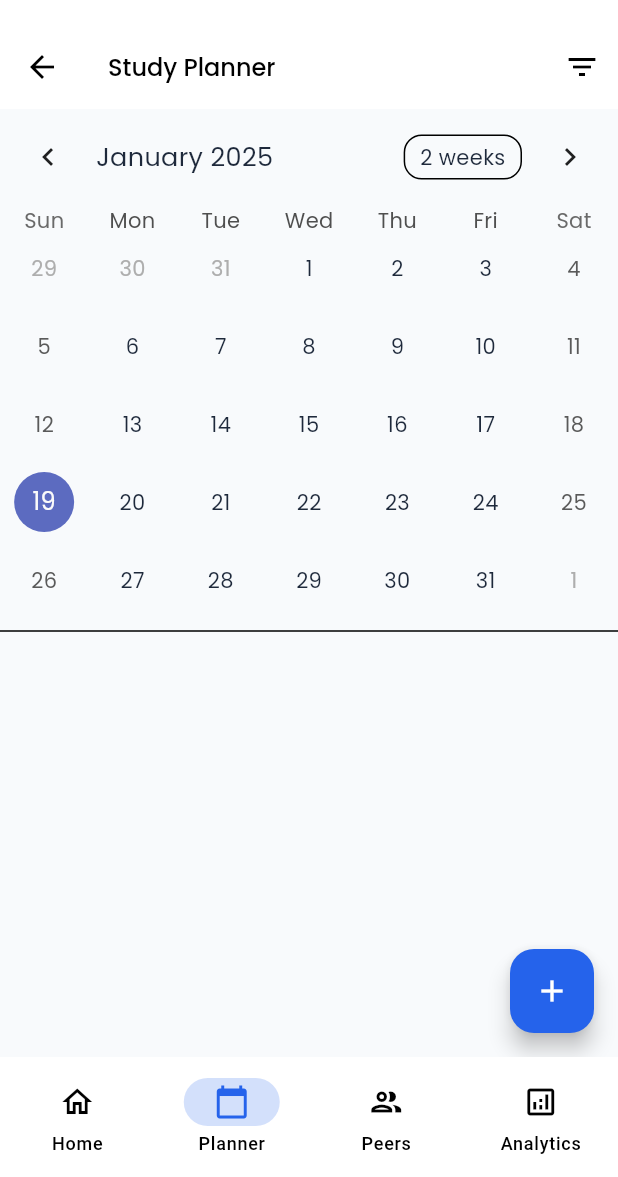
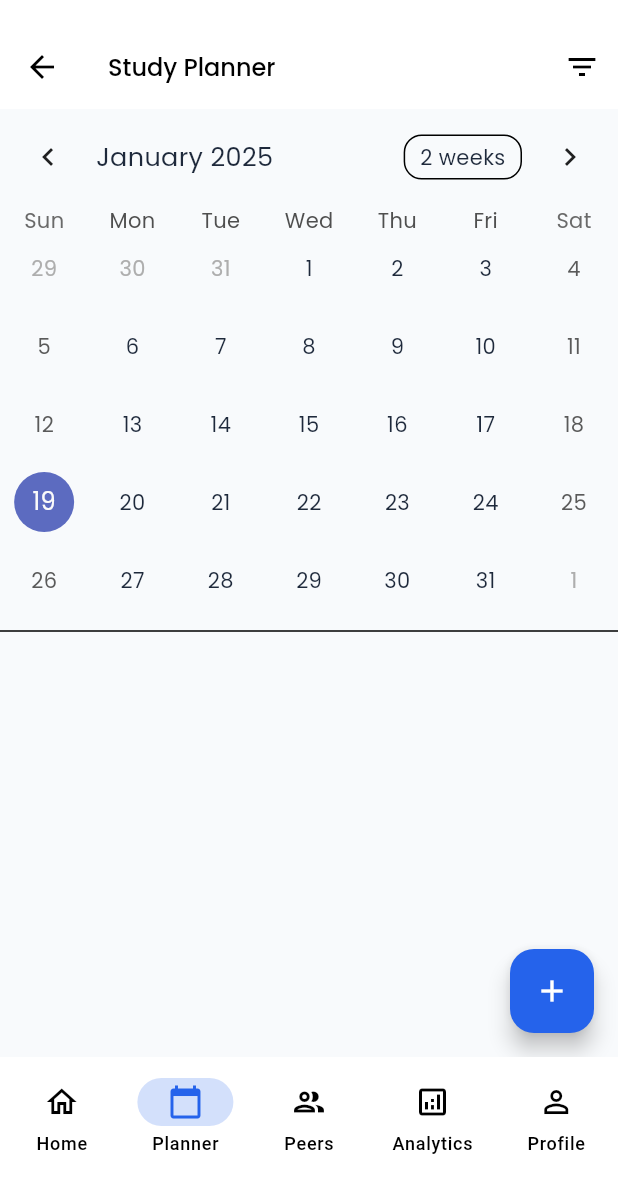
Before and after one commit to Edil-Ayehu/e_learning, a Flutter app: the HomePage screen opened by its route, item 2 of the bottom bar chosen, on a phone screen of 412 x 824 dp, the part 59-1236 px from its top. Run offline on Flutter 3.47's test engine with Material 3 defaults, Android fonts, the phone set to English and light mode, and no system bars; drawn by our look-alikes of table_calendar; our stand-ins replace fl_chart, flutter_local_notifications, get, get_storage, google_fonts, lottie and 3 more; accounts and stored records are empty; network calls fail; statements that could not run were skipped.

```diff
--- a/lib/utils/app_pages.dart
+++ b/lib/utils/app_pages.dart
@@ -8,6 +8,7 @@ import 'package:e_learning/view/dashboard/analytics_dashboard_page.dart';
 import 'package:e_learning/view/dashboard/study_planner_page.dart';
 import 'package:e_learning/view/peer%20leanrning%20hub/group_discussion_page.dart';
 import 'package:e_learning/view/peer%20leanrning%20hub/study_group_page.dart';
+import 'package:e_learning/view/profile/profile_page.dart';
 import 'package:get/get.dart';
 import 'package:e_learning/view/splash page/splash_page.dart';
 import 'package:e_learning/view/auth pages/pages/login_page.dart';
@@ -118,5 +119,9 @@ GetPage(
         category: Get.arguments['category'] as Category,
       ),
     ),
+    GetPage(
+      name: AppRoutes.profile,
+      page: () => const ProfilePage(),
+    ),
   ];
 }
--- a/lib/utils/app_routes.dart
+++ b/lib/utils/app_routes.dart
@@ -18,4 +18,5 @@ static const studyGroup = '/study-group';
 static const groupDiscussion = '/group-discussion';
 static const projectDetails = '/project-details';
 static const categoryListing = '/category-listing';
+static const profile = '/profile';
 }
--- a/lib/view/home page/pages/home_page.dart
+++ b/lib/view/home page/pages/home_page.dart
@@ -5,6 +5,7 @@ import 'package:e_learning/utils/app_routes.dart';
 import 'package:e_learning/view/dashboard/analytics_dashboard_page.dart';
 import 'package:e_learning/view/dashboard/study_planner_page.dart';
 import 'package:e_learning/view/peer%20leanrning%20hub/peer_learning_hub_page.dart';
+import 'package:e_learning/view/profile/profile_page.dart';
 import 'package:flutter/material.dart';
 import 'package:get/get.dart';
 
@@ -38,6 +39,7 @@ class HomePage extends StatelessWidget {
               AnalyticsDashboardPage(
                 analyticsData: _getAnalyticsData(),
               ),
+              const ProfilePage(),
             ],
           )),
       bottomNavigationBar: Obx(() => NavigationBar(
@@ -48,7 +50,10 @@ class HomePage extends StatelessWidget {
                 Theme.of(context).colorScheme.primary.withOpacity(0.2),
             destinations: [
               NavigationDestination(
-                icon: const Icon(Icons.home_outlined, color: null),
+                icon: Icon(Icons.home_outlined,
+                    color: selectedIndex.value == 0
+                        ? Theme.of(context).colorScheme.primary
+                        : null),
                 selectedIcon: Icon(Icons.home,
                     color: Theme.of(context).colorScheme.primary),
                 label: 'Home',
@@ -70,6 +75,15 @@ class HomePage extends StatelessWidget {
                 selectedIcon: Icon(Icons.analytics,
                     color: Theme.of(context).colorScheme.primary),
                 label: 'Analytics',
+              ),
+              NavigationDestination(
+                icon: Icon(Icons.person_outline,
+                    color: selectedIndex.value == 4
+                        ? Theme.of(context).colorScheme.primary
+                        : null),
+                selectedIcon: Icon(Icons.person,
+                    color: Theme.of(context).colorScheme.primary),
+                label: 'Profile',
               ),
             ],
           )),
```
Also changed, not shown: lib/view/profile/profile_page.dart (added, +153 -0 lines). Lines whose indentation alone changed are shown as unchanged.
